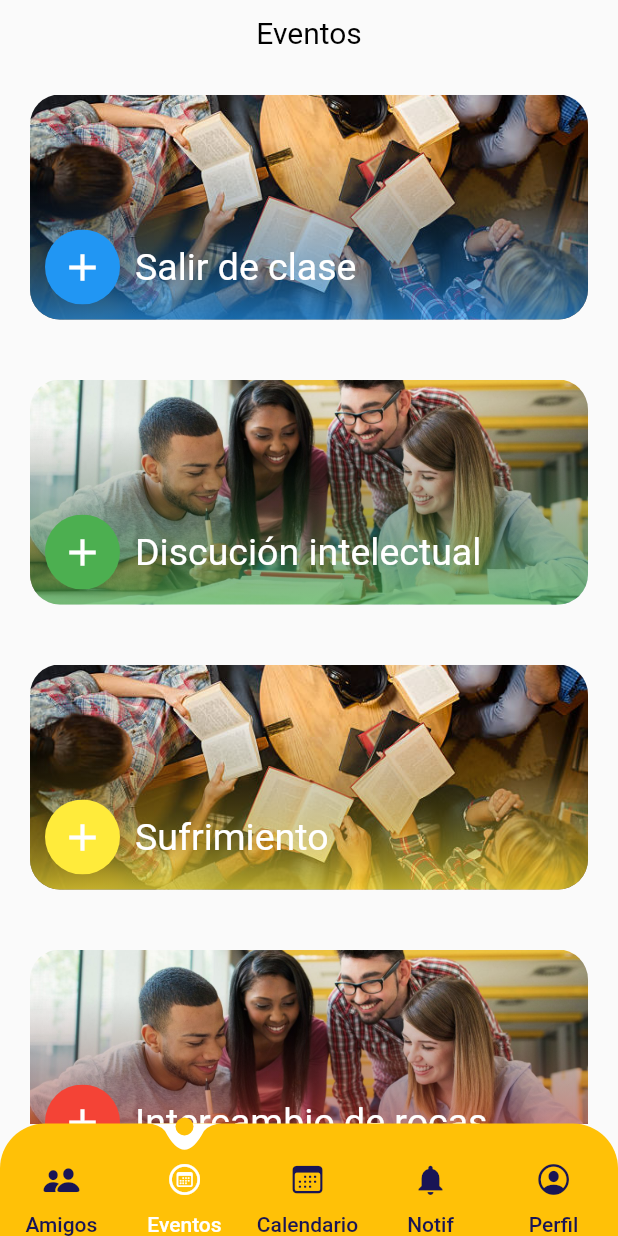
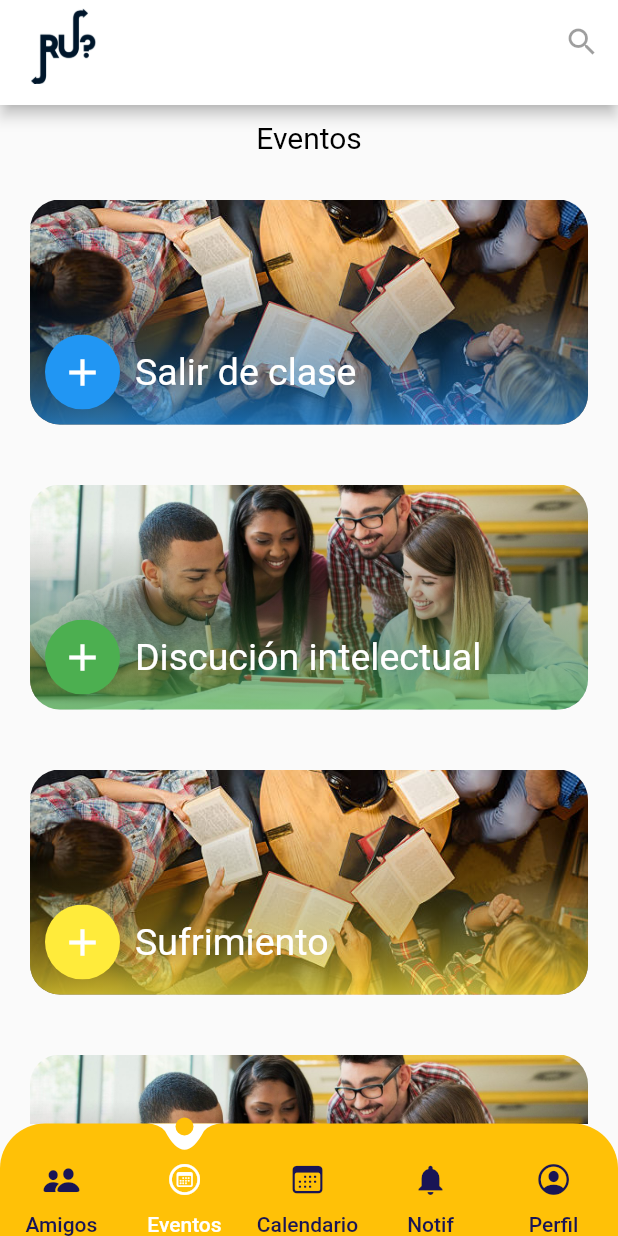
Before and after one commit to karou1182001/AppMovilRU, a Flutter app: the screen it shows after launch, item 2 of the bottom bar chosen, on a phone screen of 412 x 824 dp. Run offline on Flutter 3.47's test engine with Material 2 defaults, Android fonts, the phone set to English and light mode, and no system bars; our stand-ins replace get, syncfusion_flutter_calendar.

```diff
--- a/lib/ui/pages/eventos.dart
+++ b/lib/ui/pages/eventos.dart
@@ -19,7 +19,7 @@ class _EventosListState extends State<EventosList> {
     entries.add(Events("Salir de clase", DateTime.now(),
         "Salir de clase y no volver más", Colors.blue, "1"));
     entries.add(Events("Discución intelectual", DateTime.now(),
-        "Nos creemos intelectuales y dicutimos", Colors.green, "0"));
+        "Nos creemos intelectuales y discutimos", Colors.green, "0"));
     entries
         .add(Events("Sufrimiento", DateTime.now(), "Si", Colors.yellow, "1"));
     entries.add(Events("Intercambio de rocas", DateTime.now(),
@@ -28,6 +28,16 @@ class _EventosListState extends State<EventosList> {
 
   Widget build(BuildContext context) {
     return Scaffold(
+      appBar: PreferredSize(
+        preferredSize: Size.fromHeight(70.0),
+        child: AppBar(
+          backgroundColor: white,
+          title: Image.asset("assets/logo_appbar.png", height: 60, width: 50),
+          actions: const [
+            IconButton(onPressed: null, icon: Icon(Icons.search))
+          ],
+        ),
+      ),
       body: Container(
         child:
             Column(crossAxisAlignment: CrossAxisAlignment.stretch, children: [
```
Also changed, not shown: lib/ui/pages/selectedevent.dart (+57 -1 lines).
